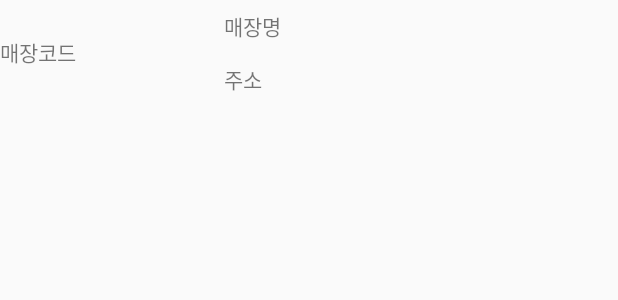
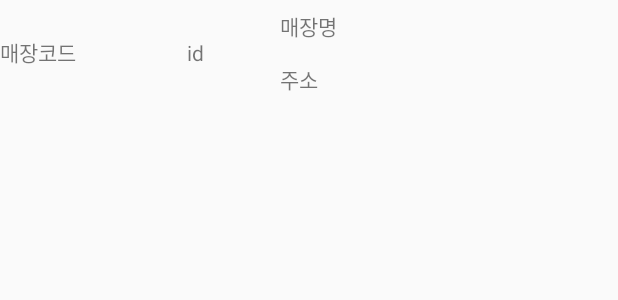
Before and after one commit to leejabba/PhoneStoreInfo, an Android app: the layout item_list.xml on its own in the app's theme, with its tools: preview values and no code run, on a phone screen of 412 x 824 dp. Shown: the top 300 px of the screen. Run offline under Robolectric (Android 15) with nearby library versions, the phone set to English and light mode, and no system bars.

```diff
--- a/app/src/main/java/kr/heythisway/phonestoreinfo/DbHelper.java
+++ b/app/src/main/java/kr/heythisway/phonestoreinfo/DbHelper.java
@@ -103,6 +103,7 @@ public class DbHelper extends OrmLiteSqliteOpenHelper {
         try {
             Dao<StoreInfo, Integer> dao = getDao(StoreInfo.class);
             dao.update(storeInfo);
+
         } catch (SQLException e) {
             e.printStackTrace();
         }
--- a/app/src/main/res/layout/item_list.xml
+++ b/app/src/main/res/layout/item_list.xml
@@ -3,9 +3,8 @@
     android:id="@+id/btnItem"
     android:layout_width="match_parent"
     android:layout_height="wrap_content"
-    android:orientation="horizontal"
     android:background="?android:attr/selectableItemBackground"
-    >
+    android:orientation="horizontal">
 
     <TextView
         android:id="@+id/textStoreCode"
@@ -14,6 +13,14 @@
         android:layout_weight="2"
         android:gravity="center_vertical"
         android:text="매장코드" />
+
+    <TextView
+        android:id="@+id/textStoreId"
+        android:layout_width="0dp"
+        android:layout_height="70dp"
+        android:layout_weight="1"
+        android:gravity="center_vertical"
+        android:text="id" />
 
     <LinearLayout
         android:layout_width="wrap_content"
```
Also changed, not shown: app/src/main/java/kr/heythisway/phonestoreinfo/DetailActivity.java (+24 -10 lines), app/src/main/java/kr/heythisway/phonestoreinfo/MainActivity.java (+18 -4 lines).
